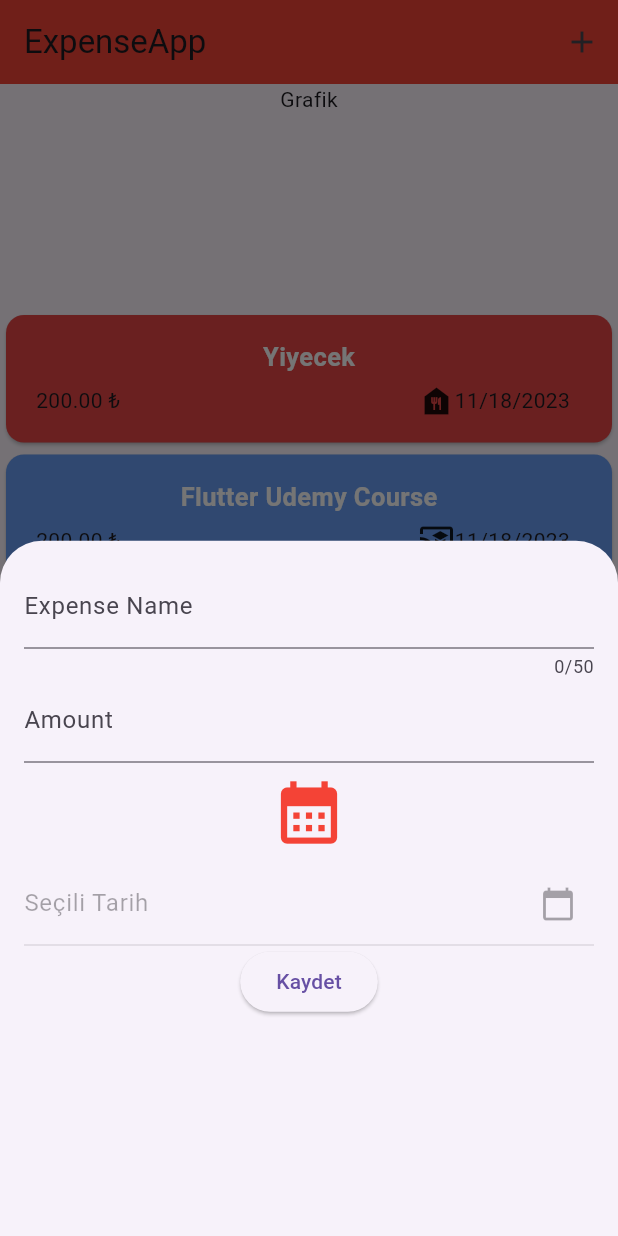
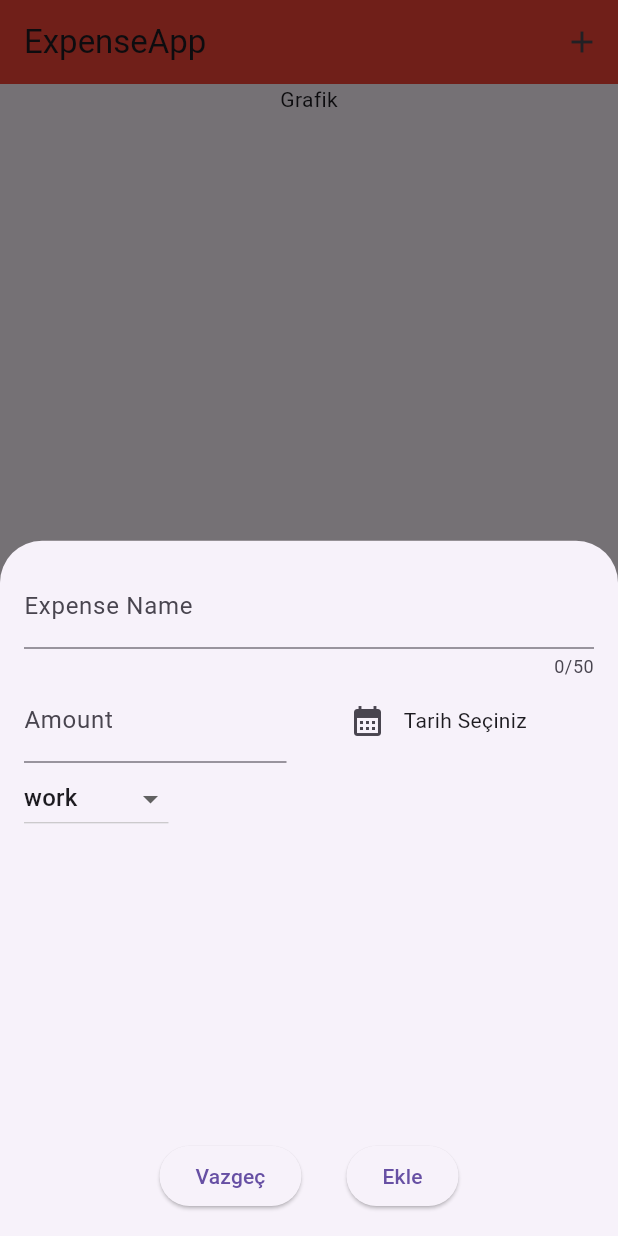
Before and after one commit to ilkrmshn/Tobeto, a Flutter app: the screen it shows after launch, after a tap on the "add" icon, on a phone screen of 412 x 824 dp. Run offline on Flutter 3.47's test engine with Material 2 defaults, Android fonts, the phone set to English and light mode, and no system bars.

Commit message:
workshop-16.11.2023_gider ekleme eklendi

```diff
--- a/expenseapp/lib/pages/expense_list.dart
+++ b/expenseapp/lib/pages/expense_list.dart
@@ -1,38 +1,11 @@
+import 'package:flutter/material.dart';
 import 'package:expenseapp/models/expense.dart';
 import 'package:expenseapp/widgets/expense_item.dart';
-import 'package:flutter/material.dart';
 
-class ExpenseList extends StatefulWidget {
-  const ExpenseList({Key? key}) : super(key: key);
+class ExpenseList extends StatelessWidget {
+  final List<Expense> expenses;
 
-  @override
-  _ExpenseListState createState() => _ExpenseListState();
-}
-
-class _ExpenseListState extends State<ExpenseList> {
-  // dummy data
-  final List<Expense> expenses = [
-    Expense(
-        name: "Yiyecek",
-        price: 200,
-        date: DateTime.now(),
-        category: Category.food),
-    Expense(
-        name: "Flutter Udemy Course",
-        price: 200,
-        date: DateTime.now(),
-        category: Category.education),
-    Expense(
-        name: "Gezi",
-        price: 500,
-        date: DateTime.now(),
-        category: Category.travel),
-    Expense(
-        name: "Hammadde",
-        price: 700,
-        date: DateTime.now(),
-        category: Category.work),
-  ];
+  const ExpenseList({Key? key, required this.expenses}) : super(key: key);
 
   @override
   Widget build(BuildContext context) {
@@ -58,4 +31,3 @@ class _ExpenseListState extends State<ExpenseList> {
     );
   }
 }
-// Topbar eklemek vs..
--- a/expenseapp/lib/pages/main_page.dart
+++ b/expenseapp/lib/pages/main_page.dart
@@ -1,9 +1,32 @@
 import 'package:expenseapp/pages/expense_list.dart';
+import 'package:flutter/material.dart';
+import 'package:expenseapp/models/expense.dart';
 import 'package:expenseapp/widgets/new_expense.dart';
-import 'package:flutter/material.dart';
 
-class MainPage extends StatelessWidget {
+void main() {
+  runApp(
+    MaterialApp(
+      theme: ThemeData(useMaterial3: true),
+      home: const MainPage(),
+    ),
+  );
+}
+
+class MainPage extends StatefulWidget {
   const MainPage({Key? key}) : super(key: key);
+
+  @override
+  _MainPageState createState() => _MainPageState();
+}
+
+class _MainPageState extends State<MainPage> {
+  final List<Expense> expenses = [];
+
+  void _addExpense(Expense newExpense) {
+    setState(() {
+      expenses.add(newExpense);
+    });
+  }
 
   @override
   Widget build(BuildContext context) {
@@ -15,13 +38,17 @@ class MainPage extends StatelessWidget {
           IconButton(
             onPressed: () {
               showModalBottomSheet(
-                  context: context, builder: (ctx) => NewExpense());
+                context: context,
+                builder: (ctx) => Builder(
+                  builder: (context) => NewExpense(addExpense: _addExpense),
+                ),
+              );
             },
             icon: const Icon(Icons.add),
           )
         ],
       ),
-      body: ExpenseList(),
+      body: ExpenseList(expenses: expenses),
     );
   }
 }
--- a/expenseapp/lib/widgets/new_expense.dart
+++ b/expenseapp/lib/widgets/new_expense.dart
@@ -1,71 +1,174 @@
 import 'package:flutter/material.dart';
+import 'package:expenseapp/models/expense.dart';
 import 'package:intl/intl.dart';
 
 class NewExpense extends StatefulWidget {
-  const NewExpense({Key? key}) : super(key: key);
+  final Function(Expense) addExpense;
+
+  const NewExpense({Key? key, required this.addExpense}) : super(key: key);
 
   @override
   _NewExpenseState createState() => _NewExpenseState();
 }
 
 class _NewExpenseState extends State<NewExpense> {
+  // Controller
   final _nameController = TextEditingController();
   final _amountController = TextEditingController();
-  TextEditingController dateController = TextEditingController();
+  DateTime? _selectedDate;
+  Category _selectedCategory = Category.work;
 
-  DateTime selectedDate = DateTime.now();
+  void _openDatePicker() async {
+    DateTime now = DateTime.now();
+    DateTime oneYearAgo = DateTime(now.year - 1, now.month, now.day);
 
-  Future<void> _selectDate(BuildContext context) async {
-    final DateTime? picked = await showDatePicker(
+    DateTime? selectedDate = await showDatePicker(
       context: context,
-      initialDate: selectedDate,
-      firstDate: DateTime(2000),
-      lastDate: DateTime(2101),
+      initialDate: _selectedDate == null ? now : _selectedDate!,
+      firstDate: oneYearAgo,
+      lastDate: now,
     );
-    if (picked != null && picked != selectedDate) {
-      setState(() {
-        selectedDate = picked;
-        //dateController.text = selectedDate.toLocal().toString();
-        dateController.text = DateFormat('dd-MM-yyyy').format(selectedDate);
-      });
+
+    setState(() {
+      _selectedDate = selectedDate;
+    });
+  }
+
+  void _addNewExpense() {
+    final amount = double.tryParse(_amountController.text);
+
+    if (amount == null ||
+        amount < 0 ||
+        _nameController.text.isEmpty ||
+        _selectedDate == null) {
+      showDialog(
+        context: context,
+        builder: (ctx) {
+          return AlertDialog(
+            title: const Text("Doğrulama Hatası"),
+            content: const Text("Lütfen tüm boş alanları doldurunuz."),
+            actions: [
+              TextButton(
+                onPressed: () {
+                  Navigator.pop(ctx);
+                },
+                child: const Text("Tamam"),
+              ),
+            ],
+          );
+        },
+      );
+    } else {
+      Expense newExpense = Expense(
+        name: _nameController.text,
+        price: amount,
+        date: _selectedDate!,
+        category: _selectedCategory,
+      );
+
+      widget.addExpense(newExpense);
+      Navigator.pop(context);
+      showDialog(
+        context: context,
+        builder: (ctx) {
+          return AlertDialog(
+            title: const Text("Gider Eklendi"),
+            content: const Text("Gider başarıyla eklendi."),
+            actions: [
+              TextButton(
+                onPressed: () {
+                  Navigator.pop(ctx);
+                },
+                child: const Text("Tamam"),
+              ),
+            ],
+          );
+        },
+      );
     }
   }
 
   @override
   Widget build(BuildContext context) {
     return Padding(
-      padding: EdgeInsets.all(16),
+      padding: const EdgeInsets.all(16),
       child: Column(
         children: [
           TextField(
             controller: _nameController,
             maxLength: 50,
-            decoration: const InputDecoration(label: Text("Expense Name")),
+            decoration: const InputDecoration(labelText: "Expense Name"),
           ),
-          TextField(
-            controller: _amountController,
-            keyboardType: TextInputType.number,
-            decoration:
-                const InputDecoration(label: Text("Amount"), prefixText: "₺"),
+          Row(
+            children: [
+              Expanded(
+                child: TextField(
+                  controller: _amountController,
+                  keyboardType: TextInputType.number,
+                  decoration: const InputDecoration(
+                    labelText: "Amount",
+                    prefixText: "₺",
+                  ),
+                ),
+              ),
+              const SizedBox(
+                width: 30,
+              ),
+              Expanded(
+                child: Row(
+                  children: [
+                    IconButton(
+                      onPressed: () => _openDatePicker(),
+                      icon: const Icon(Icons.calendar_month),
+                    ),
+                    // Ternary Operator
+                    Text(_selectedDate == null
+                        ? "Tarih Seçiniz"
+                        : DateFormat.yMd().format(_selectedDate!)),
+                  ],
+                ),
+              ),
+            ],
           ),
-          IconButton(
-            onPressed: () => _selectDate(context),
-            icon: const Icon(Icons.calendar_month),
-            color: Colors.red,
-            iconSize: 50,
+          Row(
+            children: [
+              DropdownButton(
+                value: _selectedCategory,
+                items: Category.values.map((category) {
+                  return DropdownMenuItem(
+                    value: category,
+                    child: Text(category.toString().split('.').last),
+                  );
+                }).toList(),
+                onChanged: (value) {
+                  setState(() {
+                    if (value != null) _selectedCategory = value;
+                  });
+                },
+              ),
+            ],
           ),
-          TextField(
-            controller: dateController,
-            enabled: false,
-            decoration: InputDecoration(
-              labelText: 'Seçili Tarih',
-              suffixIcon: IconButton(
-                icon: const Icon(Icons.calendar_today),
-                onPressed: () => _selectDate(context),
+          const Spacer(),
+          Row(
+            mainAxisAlignment: MainAxisAlignment.center,
+            children: [
+              ElevatedButton(
+                onPressed: () {
+                  Navigator.pop(context);
+                },
+                child: const Text("Vazgeç"),
               ),
-            ),
+              const SizedBox(
+                width: 30,
+              ),
+              ElevatedButton(
+                onPressed: () {
+                  _addNewExpense();
+                },
+                child: const Text("Ekle"),
+              ),
+            ],
           ),
-          ElevatedButton(onPressed: () {}, child: const Text("Kaydet"))
         ],
       ),
     );
```
